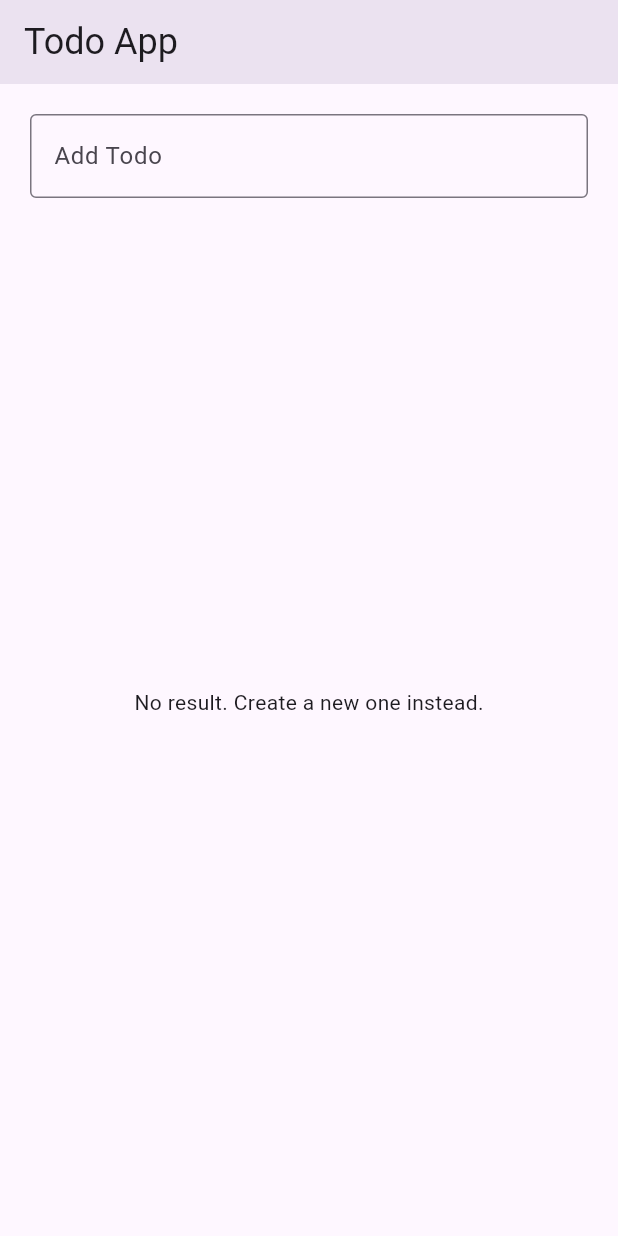
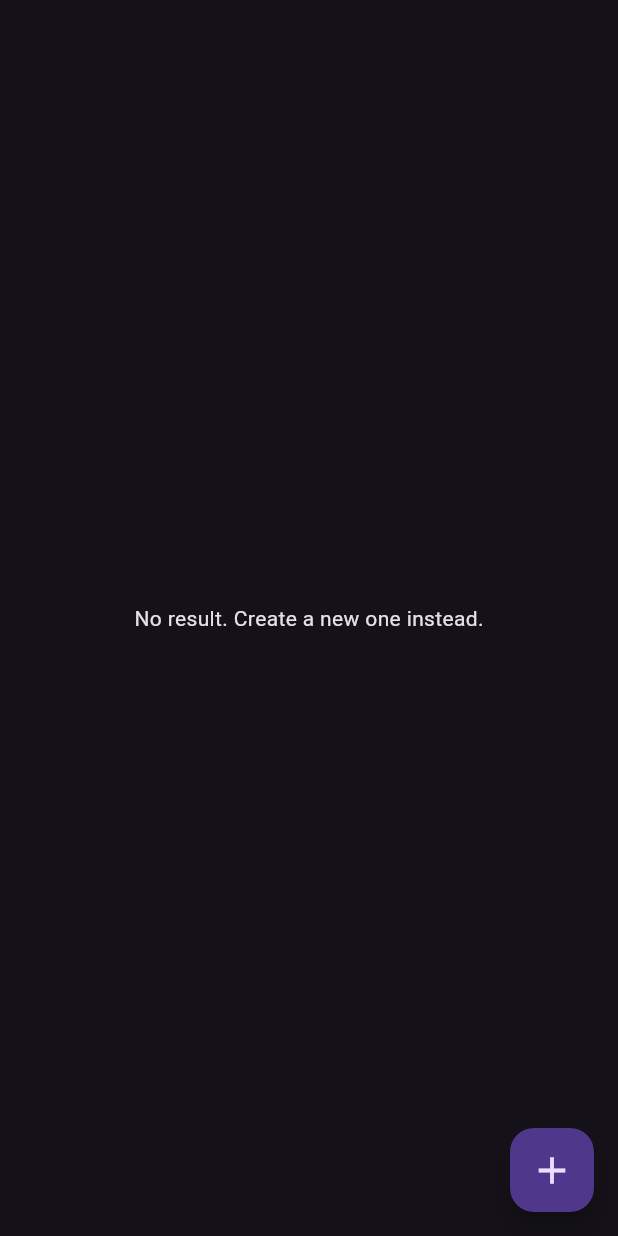
Before and after one commit to Punlork/todo_flutter, a Flutter app: the screen it shows after launch, on a phone screen of 412 x 824 dp. Run offline on Flutter 3.47's test engine with Material 2 defaults, Android fonts, the phone set to English and light mode, and no system bars; our stand-ins replace bloc, equatable, flutter_bloc.

Commit message:
Finished: create, delete todo.

```diff
--- a/lib/bloc/todo_event.dart
+++ b/lib/bloc/todo_event.dart
@@ -9,14 +9,23 @@ sealed class TodoEvent extends Equatable {
 
 final class TodoSearched extends TodoEvent {}
 
+final class TodoDeleted extends TodoEvent {
+  final String id;
+
+  const TodoDeleted({required this.id});
+}
+
 final class TodoCompleted extends TodoEvent {
   final TodoModel todo;
+  final bool isChecked;
 
-  const TodoCompleted({required this.todo});
+  const TodoCompleted({required this.todo, this.isChecked = false});
 }
 
 final class TodoCreated extends TodoEvent {
   final TodoModel todo;
 
-  const TodoCreated({required this.todo});
+  const TodoCreated({
+    required this.todo,
+  });
 }
--- a/lib/main.dart
+++ b/lib/main.dart
@@ -15,9 +15,14 @@ class MyApp extends StatelessWidget {
     return MaterialApp(
       title: 'Flutter Demo',
       theme: ThemeData(
-        colorScheme: ColorScheme.fromSeed(seedColor: Colors.deepPurple),
+        colorScheme: ColorScheme.fromSeed(seedColor: Colors.black),
+        useMaterial3: true,
+        scaffoldBackgroundColor: Colors.black,
+      ),
+      darkTheme: ThemeData.dark(
         useMaterial3: true,
       ),
+      themeMode: ThemeMode.dark,
       home: BlocProvider(
         create: (context) => TodoBloc(),
         child: const HomeScreen(),
--- a/lib/model/todo_modal.dart
+++ b/lib/model/todo_modal.dart
@@ -2,17 +2,29 @@ class TodoModel {
   final String id;
   final String description;
   final bool isCompleted;
+  final bool isDeleteSelected;
+  final bool isEditSelected;
 
   TodoModel({
     required this.description,
     required this.id,
     this.isCompleted = false,
+    this.isEditSelected = false,
+    this.isDeleteSelected = false,
   });
 
-  TodoModel copyWith({String? description, bool? isCompleted, String? id}) {
+  TodoModel copyWith({
+    String? description,
+    bool? isCompleted,
+    bool? isEditSelected,
+    bool? isDeleteSelected,
+    String? id,
+  }) {
     return TodoModel(
       description: description ?? this.description,
       isCompleted: isCompleted ?? this.isCompleted,
+      isEditSelected: isEditSelected ?? this.isEditSelected,
+      isDeleteSelected: isDeleteSelected ?? this.isDeleteSelected,
       id: id ?? this.id,
     );
   }
--- a/lib/screens/home_screen.dart
+++ b/lib/screens/home_screen.dart
@@ -1,9 +1,9 @@
-import 'dart:developer';
-
 import 'package:flutter/material.dart';
 import 'package:flutter_bloc/flutter_bloc.dart';
 import 'package:todo_app/bloc/todo_bloc.dart';
 import 'package:todo_app/model/todo_modal.dart';
+import 'package:todo_app/widgets/fab.dart';
+import 'package:todo_app/widgets/todo_widget.dart';
 import 'package:uuid/uuid.dart';
 
 class HomeScreen extends StatefulWidget {
@@ -22,10 +22,15 @@ class _HomeScreenState extends State<HomeScreen> {
     super.initState();
   }
 
-  @override
-  void dispose() {
-    _textController.dispose();
-    super.dispose();
+  void completedTodo({required TodoModel todo, required bool value}) {
+    BlocProvider.of<TodoBloc>(context).add(TodoCompleted(
+      todo: todo,
+      isChecked: value,
+    ));
+  }
+
+  void removedTodo(String id) {
+    BlocProvider.of<TodoBloc>(context).add(TodoDeleted(id: id));
   }
 
   void createTodo() {
@@ -37,164 +42,98 @@ class _HomeScreenState extends State<HomeScreen> {
       );
       BlocProvider.of<TodoBloc>(context).add(TodoCreated(todo: todo));
       _textController.clear();
+      Navigator.pop(context);
     }
   }
 
-  void completedTodo(TodoModel todo) {
-    BlocProvider.of<TodoBloc>(context).add(TodoCompleted(todo: todo));
+  void editTodo(String description) {
+    _textController.text = description;
+    onFABPressed(
+      () {},
+    );
+  }
+
+  void onFABPressed(VoidCallback onSubmitted) {
+    showModalBottomSheet(
+      context: context,
+      builder: (context) {
+        return Padding(
+          padding: EdgeInsets.only(
+            right: 20,
+            top: 20,
+            left: 20,
+            bottom: MediaQuery.of(context).viewInsets.bottom + 20,
+          ),
+          child: TextField(
+            controller: _textController,
+            onSubmitted: (_) => onSubmitted(),
+            autofocus: true,
+            decoration: InputDecoration(
+              border: OutlineInputBorder(borderRadius: BorderRadius.circular(15)),
+              suffixIcon: IconButton(
+                onPressed: onSubmitted,
+                icon: const Icon(Icons.keyboard_double_arrow_up_outlined),
+              ),
+              label: const Text("Add Todo"),
+              hintText: 'Add your todo...',
+            ),
+          ),
+        );
+      },
+    ).whenComplete(() => _textController.clear());
+  }
+
+  @override
+  void dispose() {
+    _textController.dispose();
+    super.dispose();
   }
 
   @override
   Widget build(BuildContext context) {
     return Scaffold(
-      appBar: AppBar(
-        elevation: 10,
-        title: Text(
-          "Todo App",
-          style: Theme.of(context).textTheme.headlineSmall,
+      floatingActionButton: CustomFAB(
+        onPressed: onFABPressed,
+        onCreated: createTodo,
       ),
-      ),
-      body: Padding(
+      resizeToAvoidBottomInset: false,
+      body: SafeArea(
+        child: Padding(
           padding: const EdgeInsets.symmetric(
             horizontal: 20,
             vertical: 20,
           ),
           child: Column(
             children: [
-            TextField(
-              controller: _textController,
-              onSubmitted: (_) => createTodo(),
-              decoration: InputDecoration(
-                border: const OutlineInputBorder(),
-                suffix: Material(
-                  type: MaterialType.transparency,
-                  child: InkWell(
-                    onTap: createTodo,
-                    child: Padding(
-                      padding: const EdgeInsets.symmetric(
-                        horizontal: 10,
-                      ),
-                      child: Text(
-                        "Add",
-                        style: Theme.of(context).textTheme.labelLarge?.copyWith(
-                              fontWeight: FontWeight.bold,
-                              letterSpacing: 1,
-                            ),
-                      ),
-                    ),
-                  ),
-                ),
-                label: const Text("Add Todo"),
-                hintText: 'Add your todo...',
-              ),
-            ),
               Expanded(
                 child: BlocBuilder<TodoBloc, TodoState>(
                   builder: (context, state) {
-                  log(state.toString());
                     switch (state.status) {
-                    case TodoStatus.empty:
+                      case TodoStatus.notFound:
                         return const Center(
                           child: Text('No result. Create a new one instead.'),
                         );
                       case TodoStatus.initial:
-                      if (state.todo.isEmpty) {}
                         return const Center(
                           child: Text('No result. Create a new one instead.'),
                         );
                       case TodoStatus.created:
-                      return Column(
-                        mainAxisSize: MainAxisSize.min,
-                        children: [
-                          const SizedBox(height: 15),
-                          Row(
-                            mainAxisAlignment: MainAxisAlignment.spaceBetween,
-                            children: [
-                              Text(
-                                "${state.todo.length} Todo Found",
-                                style: Theme.of(context).textTheme.titleMedium,
-                              ),
-                              Row(
-                                children: [
-                                  TextButton.icon(
-                                    label: Text(
-                                      "Delete",
-                                      style: Theme.of(context).textTheme.labelLarge?.copyWith(
-                                            color: Colors.red,
-                                          ),
-                                    ),
-                                    onPressed: () => {},
-                                    icon: const Icon(
-                                      Icons.delete,
-                                      color: Colors.red,
-                                      size: 20,
-                                    ),
-                                  ),
-                                  TextButton.icon(
-                                    label: Text(
-                                      "Edit",
-                                      style: Theme.of(context).textTheme.labelLarge?.copyWith(
-                                            color: Colors.blue,
-                                          ),
-                                    ),
-                                    onPressed: () => {},
-                                    icon: const Icon(
-                                      Icons.edit,
-                                      color: Colors.blue,
-                                      size: 20,
-                                    ),
-                                  ),
-                                ],
-                              ),
-                            ],
-                          ),
-                          Expanded(
-                            child: ListView.builder(
+                        if (state.todo.isEmpty) {
+                          return const Center(
+                            child: Text('No result. Create a new one instead.'),
+                          );
+                        }
+                        return ListView.builder(
                           itemCount: state.todo.length,
                           itemBuilder: (context, index) {
                             final todo = state.todo[index];
-                                return ListTile(
-                                  contentPadding: EdgeInsets.zero,
-                                  title: Text(
-                                    todo.description,
-                                    style: Theme.of(context).textTheme.titleMedium,
-                                  ),
-                                  subtitle: Row(
-                                    children: [
-                                      Text(
-                                        'Status: ',
-                                        style: Theme.of(context).textTheme.bodyMedium,
-                                      ),
-                                      Text(
-                                        todo.isCompleted ? 'Completed' : 'Not yet started',
-                                        style: Theme.of(context).textTheme.bodyMedium?.copyWith(
-                                              color:
-                                                  todo.isCompleted ? Colors.green : Colors.orange,
-                                            ),
-                                      ),
-                                    ],
-                                  ),
-                                  trailing: todo.isCompleted
-                                      ? null
-                                      : TextButton.icon(
-                                          label: Text(
-                                            "Mark as Completed",
-                                            style: Theme.of(context).textTheme.labelLarge?.copyWith(
-                                                  color: Colors.green,
-                                                ),
-                                          ),
-                                          onPressed: () => completedTodo(todo),
-                                          icon: const Icon(
-                                            Icons.done,
-                                            color: Colors.green,
-                                            size: 20,
-                                          ),
-                                        ),
+                            return TodoWidget(
+                              todo: todo,
+                              onCompletedPressed: completedTodo,
+                              onRemovedPressed: removedTodo,
+                              onEditedPressed: editTodo,
                             );
                           },
-                            ),
-                          ),
-                        ],
                         );
                       default:
                         return const Center(child: Text('Default'));
@@ -205,6 +144,7 @@ class _HomeScreenState extends State<HomeScreen> {
             ],
           ),
         ),
+      ),
     );
   }
 }
--- /dev/null
+++ b/lib/widgets/fab.dart
@@ -0,0 +1,23 @@
+import 'package:flutter/material.dart';
+
+class CustomFAB extends StatelessWidget {
+  const CustomFAB({
+    super.key,
+    required this.onPressed,
+    required this.onCreated,
+  });
+
+  final Function(VoidCallback) onPressed;
+  final VoidCallback onCreated;
+
+  @override
+  Widget build(BuildContext context) {
+    return FloatingActionButton(
+      onPressed: () => onPressed(onCreated),
+      child: const Icon(
+        Icons.add,
+        size: 30,
+      ),
+    );
+  }
+}
```
Also changed, not shown: lib/bloc/todo_bloc.dart (+18 -1 lines), lib/widgets/custom_shadow_box.dart (added, +28 -0 lines), lib/widgets/todo_header_widget.dart (added, +59 -0 lines), lib/widgets/todo_widget.dart (added, +94 -0 lines). Lines whose indentation alone changed are shown as unchanged.
